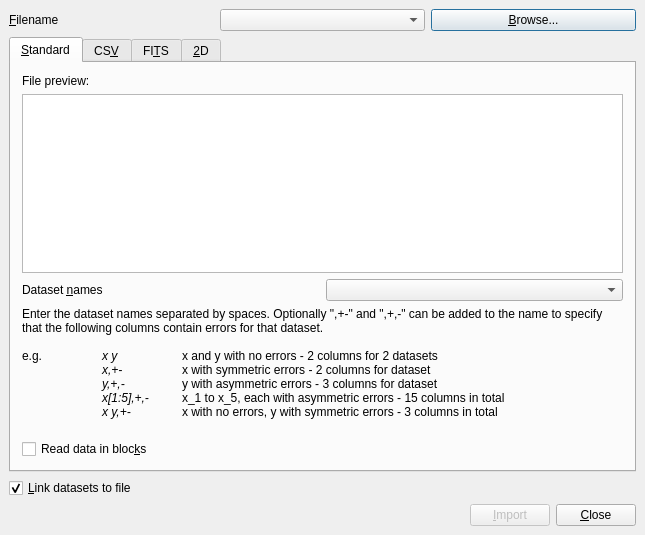
The window that dialogs/import.ui (veusz/veusz) describes before a commit, drawn with Qt 5.
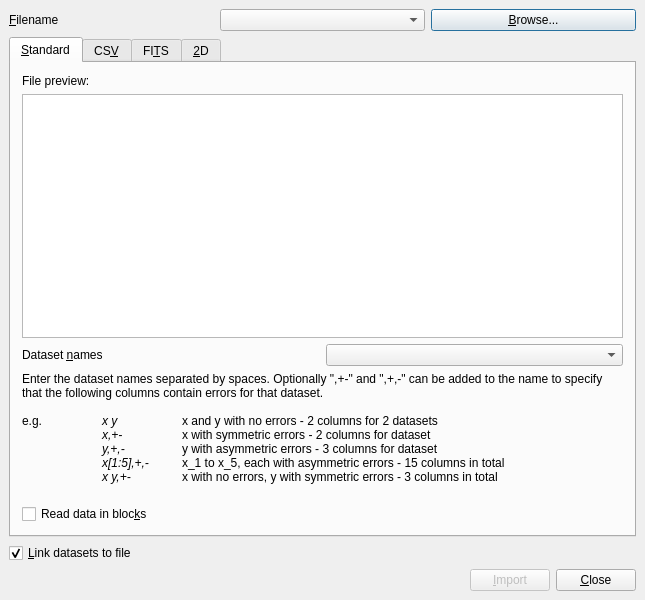
The same window after the commit. Custom widgets are drawn as their Qt base class.

Commit message: Make preview window resizable with import dialog. Patch from Bryan Harris.

Diff of the .ui file:
```diff
--- a/dialogs/import.ui
+++ b/dialogs/import.ui
@@ -6,7 +6,7 @@
     <x>0</x>
     <y>0</y>
     <width>645</width>
-    <height>535</height>
+    <height>600</height>
    </rect>
   </property>
   <property name="windowTitle" >
@@ -72,12 +72,6 @@
        </item>
        <item>
         <widget class="QTextEdit" name="previewedit" >
-         <property name="sizePolicy" >
-          <sizepolicy vsizetype="Maximum" hsizetype="Expanding" >
-           <horstretch>0</horstretch>
-           <verstretch>0</verstretch>
-          </sizepolicy>
-         </property>
          <property name="lineWrapMode" >
           <enum>QTextEdit::NoWrap</enum>
          </property>
```
